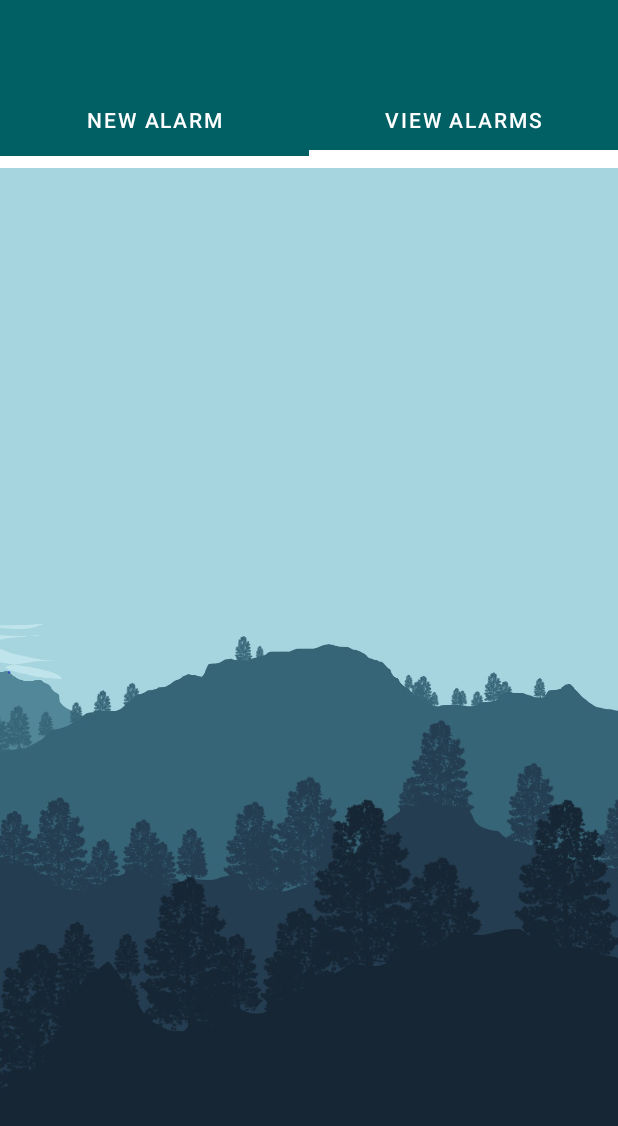
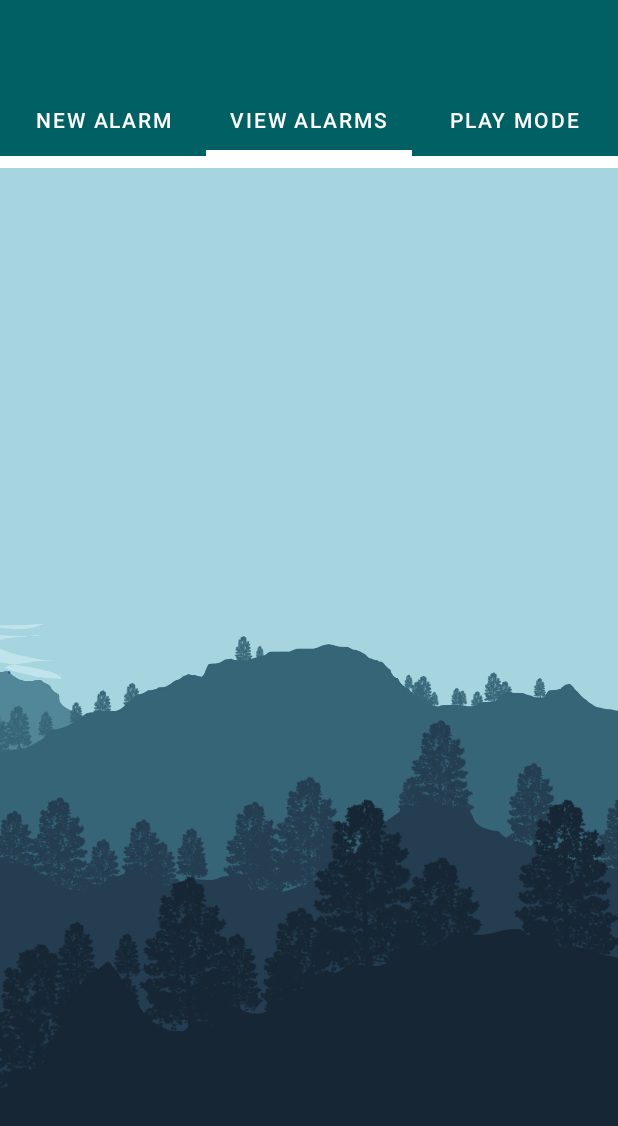
Before and after one commit to biancadragomir/bsc-mobile, an Android app: the screen it shows after launch (MainActivity), tab 2 chosen, on a phone screen of 412 x 824 dp. Shown: the top 1126 px of the screen. Run offline under Robolectric (Android 15) with nearby library versions, the phone set to English and light mode, and no system bars; our stand-ins replace ButterKnife.

Commit message:
added play mode

```diff
--- /dev/null
+++ b/app/src/main/java/app/bsc/db/drawing/view/EnterPlayMode.kt
@@ -0,0 +1,31 @@
+package app.bsc.db.drawing.view
+
+import android.content.Intent
+import android.os.Bundle
+import android.view.LayoutInflater
+import android.view.View
+import android.view.ViewGroup
+import androidx.fragment.app.Fragment
+import app.bsc.db.drawing.R
+import kotlinx.android.synthetic.main.enter_play_mode.view.*
+
+class EnterPlayMode(): Fragment () {
+
+    override fun onCreateView(inflater: LayoutInflater, container: ViewGroup?, savedInstanceState: Bundle?): View? {
+        val view: View = inflater!!.inflate(R.layout.enter_play_mode, container, false)
+
+        view.enterplaylayout.setOnClickListener { view ->
+            val intent = Intent(context, DrawActivity::class.java)
+            intent.putExtra("playMode", true)
+            context!!.startActivity(intent)
+        }
+
+        // Return the fragment view/layout
+        return view
+    }
+
+    init{
+
+    }
+
+}
--- a/app/src/main/java/app/bsc/db/drawing/view/MainActivity.kt
+++ b/app/src/main/java/app/bsc/db/drawing/view/MainActivity.kt
@@ -26,6 +26,8 @@ class MainActivity : AppCompatActivity() {
         adapter = TabAdapter(supportFragmentManager)
         adapter?.addFragment(CreateAlarmFragment(), "NEW ALARM")
         adapter?.addFragment(ViewAlarmsFragment(), "VIEW ALARMS")
+        adapter?.addFragment(EnterPlayMode(), "PLAY MODE")
+
         viewPager.adapter = adapter
         tabLayout.setupWithViewPager(viewPager)
     }
--- a/app/src/main/java/app/bsc/db/drawing/view/alarms_management/CreateAlarmFragment.kt
+++ b/app/src/main/java/app/bsc/db/drawing/view/alarms_management/CreateAlarmFragment.kt
@@ -125,6 +125,7 @@ class CreateAlarmFragment : Fragment() {
             val fpvIntent = Intent(context, DrawActivity::class.java)
             fpvIntent.putExtra("requestId", id)
             fpvIntent.putExtra("lock", true)
+            fpvIntent.putExtra("playMode", false)
 
             fpvIntent.addFlags(Intent.FLAG_ACTIVITY_NEW_TASK)
 
```
Also changed, not shown: app/src/main/AndroidManifest.xml (+5 -4 lines), app/src/main/java/app/bsc/db/drawing/view/DrawActivity.kt (+10 -3 lines), app/src/main/res/layout/enter_play_mode.xml (added, +9 -0 lines), app/src/main/res/drawable-nodpi/min3.jpg (added).
